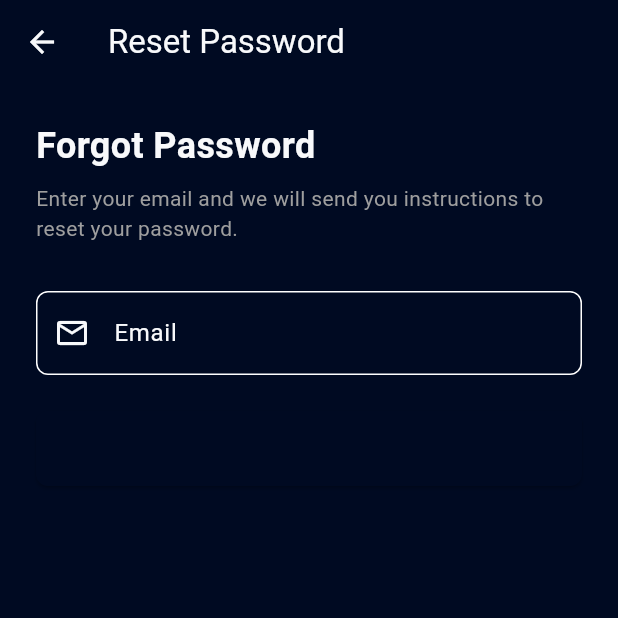
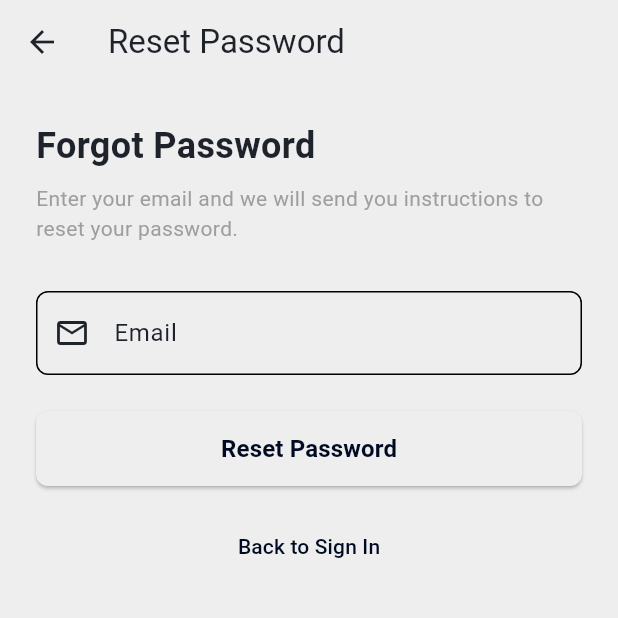
Before and after one commit to InemesitMatthew/SocialSphere, a Flutter app: the screen it shows after launch, after a tap on "Forgot Password?", on a phone screen of 412 x 824 dp, the top half of it. Run offline on Flutter 3.47's test engine with Material 3 defaults, Android fonts, the phone set to English and light mode, and no system bars; our stand-ins replace cloud_firestore, firebase_auth, firebase_core, flutter_riverpod, freezed_annotation, google_fonts and 2 more; accounts and stored records are empty.

Commit message:
fix: Correct initial theme state and toggle logic in ThemeNotifier; update logo display in LoginScreen

```diff
--- a/social_sphere/lib/core/themes/theme_provider.dart
+++ b/social_sphere/lib/core/themes/theme_provider.dart
@@ -9,10 +9,10 @@ final themeProvider = StateNotifierProvider<ThemeNotifier, ThemeData>((ref) {
 });
 
 class ThemeNotifier extends StateNotifier<ThemeData> {
-  ThemeNotifier() : super(darkMode); // Start in dark mode
+  ThemeNotifier() : super(lightMode); // Start in dark mode
 
   /// Toggles between light and dark themes.
   void toggleTheme() {
-    state = state.brightness == Brightness.dark ? lightMode : darkMode;
+    state = state.brightness == Brightness.dark ? darkMode : lightMode;
   }
 }
--- a/social_sphere/lib/features/auth/views/login_screen.dart
+++ b/social_sphere/lib/features/auth/views/login_screen.dart
@@ -120,10 +120,14 @@ class _LoginScreenState extends ConsumerState<LoginScreen> {
                 crossAxisAlignment: CrossAxisAlignment.center,
                 children: [
                   // App Logo
-                  Image.asset(
-                    'assets/images/logo.png',
-                    height: 80,
-                  ),
+                    ClipOval(
+                    child: Image.asset(
+                      'assets/images/logo.png',
+                      height: 80,
+                      width: 80,
+                      fit: BoxFit.cover,
+                    ),
+                    ),
                   const SizedBox(height: 32),
 
                   // Welcome text
```
Also changed, not shown: public/fonts/fa-brands-400.svg (added), public/fonts/fa-brands-400.ttf (added), public/fonts/fa-regular-400.svg (added), public/fonts/fa-regular-400.ttf (added), public/fonts/fa-solid-900.svg (added), public/fonts/fa-solid-900.ttf (added), 11 other files.
